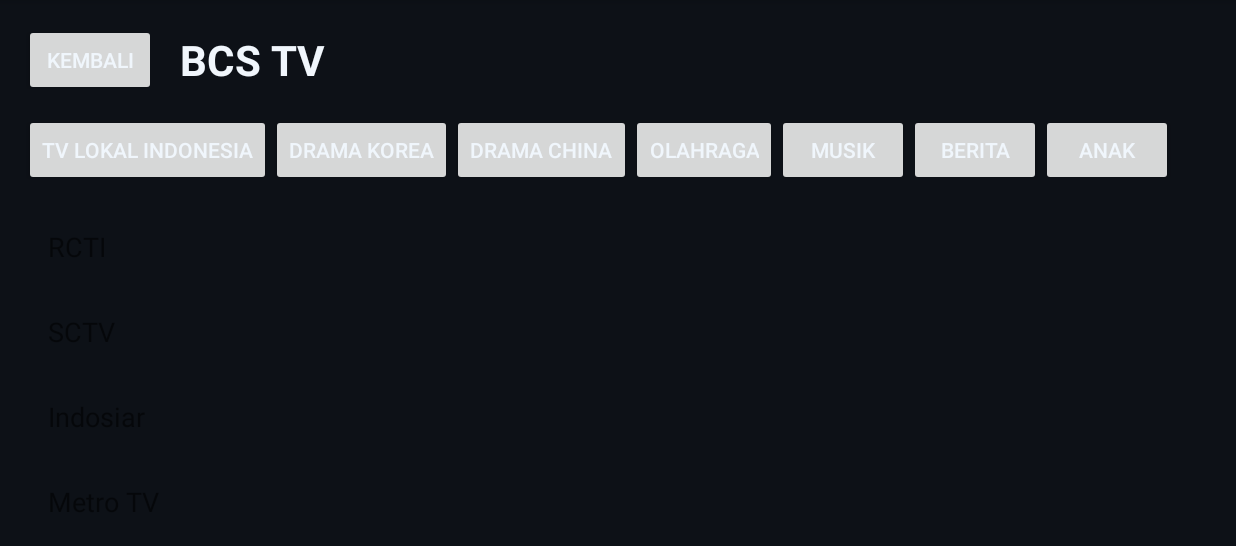
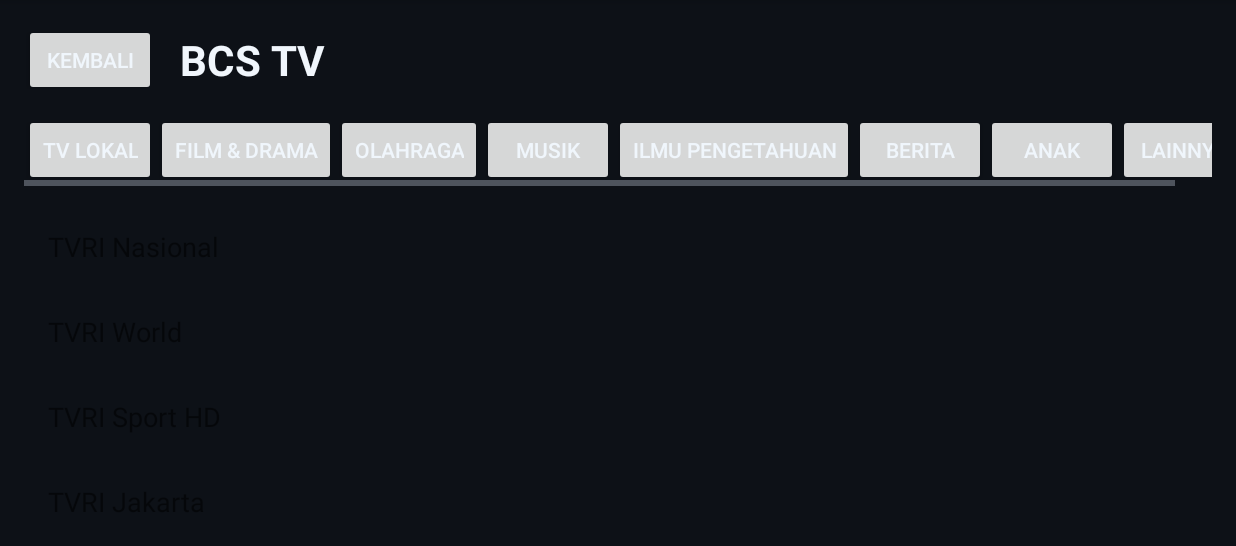
Before and after one commit to ropick/bcs-launcher, an Android app: the BcsTvActivity screen opened directly, with no data from a screen before it, on a phone screen of 824 x 412 dp (held sideways), the part 72-618 px from its top. Run offline under Robolectric (Android 15) with nearby library versions, the phone set to English and light mode, and no system bars.

Commit message:
BCS TV: use official free streams and add HLS playback support

```diff
--- a/app/build.gradle.kts
+++ b/app/build.gradle.kts
@@ -41,6 +41,7 @@ dependencies {
     implementation("androidx.constraintlayout:constraintlayout:2.1.4")
     implementation("androidx.lifecycle:lifecycle-runtime-ktx:2.8.4")
     implementation("androidx.media3:media3-exoplayer:1.4.1")
+    implementation("androidx.media3:media3-exoplayer-hls:1.4.1")
     implementation("androidx.media3:media3-ui:1.4.1")
     implementation("androidx.media3:media3-common:1.4.1")
     implementation("com.github.bumptech.glide:glide:4.16.0")
--- a/app/src/main/java/com/bcs/launcher/bcs/BcsTvActivity.kt
+++ b/app/src/main/java/com/bcs/launcher/bcs/BcsTvActivity.kt
@@ -17,27 +17,63 @@ import com.bcs.launcher.media.MediaPlayerActivity
 class BcsTvActivity : AppCompatActivity() {
 
     private val categories = listOf(
-        "TV Lokal Indonesia", "Drama Korea", "Drama China", "Olahraga", "Musik", "Berita", "Anak"
+        "TV Lokal", "Film & Drama", "Olahraga", "Musik",
+        "Ilmu Pengetahuan", "Berita", "Anak", "Lainnya"
     )
 
+    /**
+     * Daftar kanal resmi / free-to-air yang dipublikasikan langsung oleh
+     * broadcaster atau mitra resminya (bukan re-stream / konten bajakan).
+     * Beberapa kanal mungkin geo-restricted.
+     */
     private val channels = listOf(
-        Channel("RCTI", "TV Lokal Indonesia", "http://202.150.172.59/RCTIHD/index.m3u8"),
-        Channel("SCTV", "TV Lokal Indonesia", "http://202.150.172.59/SCTV/tracks-v1a1/mono.m3u8"),
-        Channel("Indosiar", "TV Lokal Indonesia", "http://202.150.172.59/Indosiar/index.m3u8"),
-        Channel("Metro TV", "TV Lokal Indonesia", "https://edge.medcom.id/live-edge/smil:metro.smil/playlist.m3u8"),
-        Channel("ANTV", "TV Lokal Indonesia", "http://103.58.160.157:8278/720-ANTV/playlist.m3u8"),
-        Channel("TVRI Nasional", "TV Lokal Indonesia", "http://wpc.d1627.nucdn.net:80/80D1627/o-tvri/Content/HLS/Live/Channel(TVRINASIONAL)/Stream(04)/index.m3u8"),
-        Channel("K-Drama 1", "Drama Korea", "https://commondatastorage.googleapis.com/gtv-videos-bucket/sample/TearsOfSteel.mp4"),
-        Channel("K-Drama 2", "Drama Korea", "https://commondatastorage.googleapis.com/gtv-videos-bucket/sample/BigBuckBunny.mp4"),
-        Channel("K-Drama 3", "Drama Korea", "https://commondatastorage.googleapis.com/gtv-videos-bucket/sample/ElephantsDream.mp4"),
-        Channel("C-Drama 1", "Drama China", "https://commondatastorage.googleapis.com/gtv-videos-bucket/sample/Sintel.mp4"),
-        Channel("C-Drama 2", "Drama China", "https://commondatastorage.googleapis.com/gtv-videos-bucket/sample/TearsOfSteel.mp4"),
-        Channel("Sport 1", "Olahraga", "https://commondatastorage.googleapis.com/gtv-videos-bucket/sample/BigBuckBunny.mp4"),
-        Channel("Sport 2", "Olahraga", "https://test-streams.mux.dev/x36xhzz/x36xhzz.m3u8"),
-        Channel("Music 1", "Musik", "https://commondatastorage.googleapis.com/gtv-videos-bucket/sample/ElephantsDream.mp4"),
-        Channel("Music 2", "Musik", "https://commondatastorage.googleapis.com/gtv-videos-bucket/sample/Sintel.mp4"),
-        Channel("News 1", "Berita", "https://commondatastorage.googleapis.com/gtv-videos-bucket/sample/TearsOfSteel.mp4"),
-        Channel("Kids 1", "Anak", "https://commondatastorage.googleapis.com/gtv-videos-bucket/sample/BigBuckBunny.mp4")
+        // ---- TV Lokal Indonesia (TVRI) ----
+        Channel("TVRI Nasional", "TV Lokal", "https://ott-balancer.tvri.go.id/live/eds/Nasional/hls/Nasional.m3u8"),
+        Channel("TVRI World", "TV Lokal", "https://ott-balancer.tvri.go.id/live/eds/TVRIWorld/hls/TVRIWorld.m3u8"),
+        Channel("TVRI Sport HD", "TV Lokal", "https://ott-balancer.tvri.go.id/live/eds/SportHD/hls/SportHD.m3u8"),
+        Channel("TVRI Jakarta", "TV Lokal", "https://ott-balancer.tvri.go.id/live/eds/DKI/hls/DKI.m3u8"),
+        Channel("TVRI Jawa Barat", "TV Lokal", "https://ott-balancer.tvri.go.id/live/eds/Jabar/hls/Jabar.m3u8"),
+        Channel("TVRI Jawa Tengah", "TV Lokal", "https://ott-balancer.tvri.go.id/live/eds/Jateng/hls/Jateng.m3u8"),
+        Channel("TVRI Jawa Timur", "TV Lokal", "https://ott-balancer.tvri.go.id/live/eds/Jatim/hls/Jatim.m3u8"),
+        Channel("TVRI Yogyakarta", "TV Lokal", "https://ott-balancer.tvri.go.id/live/eds/Jogjakarta/hls/Jogjakarta.m3u8"),
+        Channel("TVRI Bali", "TV Lokal", "https://ott-balancer.tvri.go.id/live/eds/Bali/hls/Bali.m3u8"),
+
+        // ---- Film & Drama ----
+        Channel("AsianCrush", "Film & Drama", "https://linear-900.frequency.stream/dist/cineverse/900/hls/master/playlist.m3u8"),
+
+        // ---- Olahraga ----
+        Channel("Red Bull TV", "Olahraga", "https://rbmn-live.akamaized.net/hls/live/590964/BoRB-AT/master.m3u8"),
+
+        // ---- Musik (radio internet resmi, didukung donasi) ----
+        Channel("Radio Paradise (AAC 320)", "Musik", "https://stream.radioparadise.com/aac-320"),
+        Channel("SomaFM - Groove Salad", "Musik", "https://ice1.somafm.com/groovesalad-128-mp3"),
+
+        // ---- Ilmu Pengetahuan & Dokumenter ----
+        Channel("BBC Earth", "Ilmu Pengetahuan", "https://amg00793-amg00793c6-xumo-us-2669.playouts.now.amagi.tv/BBCStudios-BBCEarthA-hls/playlist.m3u8"),
+        Channel("NASA TV Public", "Ilmu Pengetahuan", "https://ntv1.akamaized.net/hls/live/2014075/NASA-NTV1-HLS/master.m3u8"),
+        Channel("NASA TV Media", "Ilmu Pengetahuan", "https://ntv2.akamaized.net/hls/live/2013923/NASA-NTV2-HLS/master.m3u8"),
+        Channel("NatureTime", "Ilmu Pengetahuan", "https://bamusa-naturetime-emea-eng-rakuten.amagi.tv/playlist.m3u8"),
+        Channel("PBS Create", "Ilmu Pengetahuan", "https://create.lls.pbs.org/index.m3u8"),
+        Channel("CGTN Documentary", "Ilmu Pengetahuan", "https://amg00405-rakutentv-cgtndocumentary-rakuten-0ql8j.amagi.tv/master.m3u8"),
+        Channel("CNA Originals", "Ilmu Pengetahuan", "https://amg01082-cna-amg01082c1-rlaxx-us-11304.playouts.now.amagi.tv/playlist.m3u8"),
+        Channel("Stingray Naturescape", "Ilmu Pengetahuan", "https://lotus.stingray.com/manifest/naturescape-a003-montreal/samsungtvplus/master.m3u8"),
+
+        // ---- Berita ----
+        Channel("DW English", "Berita", "https://dwamdstream102.akamaized.net/hls/live/2015525/dwstream102/index.m3u8"),
+        Channel("Al Jazeera English", "Berita", "https://live-hls-apps-aje-fa.getaj.net/AJE/index.m3u8"),
+        Channel("France 24 English", "Berita", "https://live.france24.com/hls/live/2037218-b/F24_EN_HI_HLS/master_5000.m3u8"),
+        Channel("CNA", "Berita", "https://d2e1asnsl7br7b.cloudfront.net/7782e205e72f43aeb4a48ec97f66ebbe/index.m3u8"),
+        Channel("NHK World-Japan", "Berita", "https://masterpl.hls.nhkworld.jp/hls/w/live/smarttv.m3u8"),
+        Channel("Bloomberg TV", "Berita", "https://bloomberg.com/media-manifest/streams/us.m3u8"),
+
+        // ---- Anak ----
+        Channel("Moonbug Kids", "Anak", "https://moonbug-rokuus.amagi.tv/playlist.m3u8"),
+        Channel("ZooMoo", "Anak", "https://zoomoo-samsungau.amagi.tv/playlist.m3u8"),
+
+        // ---- Lainnya ----
+        Channel("Tastemade", "Lainnya", "https://rakutenaa-tm-intl-aus-rakuten-eu-n1gtg.amagi.tv/playlist/rakutenAA-tm-intl-aus-rakuten-eu/playlist.m3u8"),
+        Channel("Arirang TV", "Lainnya", "https://amdlive-ch01-ctnd-com.akamaized.net/arirang_1ch/smil:arirang_1ch.smil/playlist.m3u8"),
+        Channel("CGTN", "Lainnya", "https://english-livebkali.cgtn.com/live/encgtn.m3u8")
     )
 
     private var selectedCategory = categories.first()
--- a/app/src/main/java/com/bcs/launcher/media/MediaPlayerActivity.kt
+++ b/app/src/main/java/com/bcs/launcher/media/MediaPlayerActivity.kt
@@ -3,8 +3,10 @@ package com.bcs.launcher.media
 import android.net.Uri
 import android.os.Bundle
 import android.view.View
+import android.widget.Toast
 import androidx.appcompat.app.AppCompatActivity
 import androidx.media3.common.MediaItem
+import androidx.media3.common.Player
 import androidx.media3.exoplayer.ExoPlayer
 import androidx.media3.ui.PlayerView
 import com.bcs.launcher.R
@@ -31,6 +33,16 @@ class MediaPlayerActivity : AppCompatActivity() {
         val playerView = findViewById<PlayerView>(R.id.playerView)
         playerView.player = player
 
+        player?.addListener(object : Player.Listener {
+            override fun onPlayerError(error: androidx.media3.common.PlaybackException) {
+                Toast.makeText(
+                    this@MediaPlayerActivity,
+                    "Gagal memutar kanal: ${error.message ?: "unknown error"}",
+                    Toast.LENGTH_LONG
+                ).show()
+            }
+        })
+
         if (!url.isNullOrBlank()) {
             val mediaItem = MediaItem.fromUri(Uri.parse(url))
             player?.setMediaItem(mediaItem)
```
Also changed, not shown: 2 other files.
